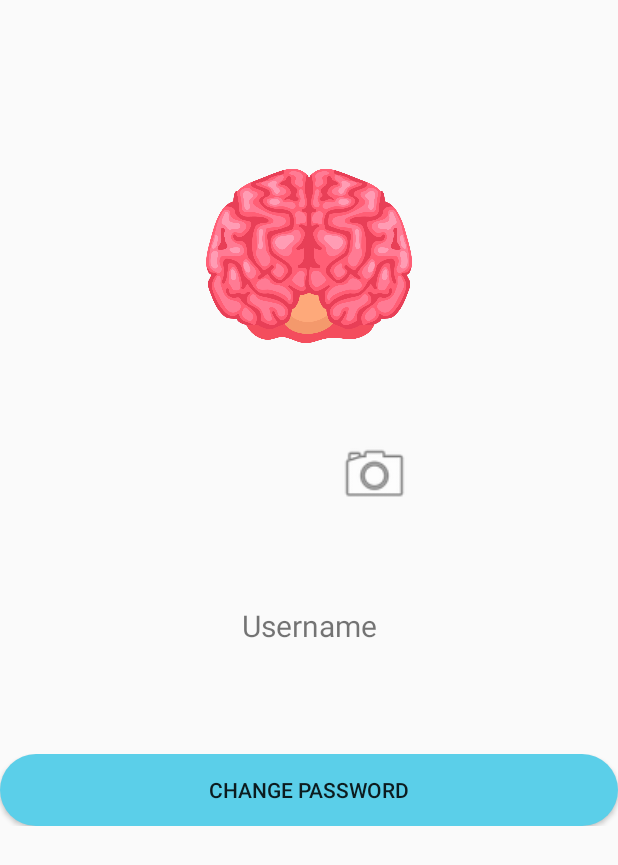
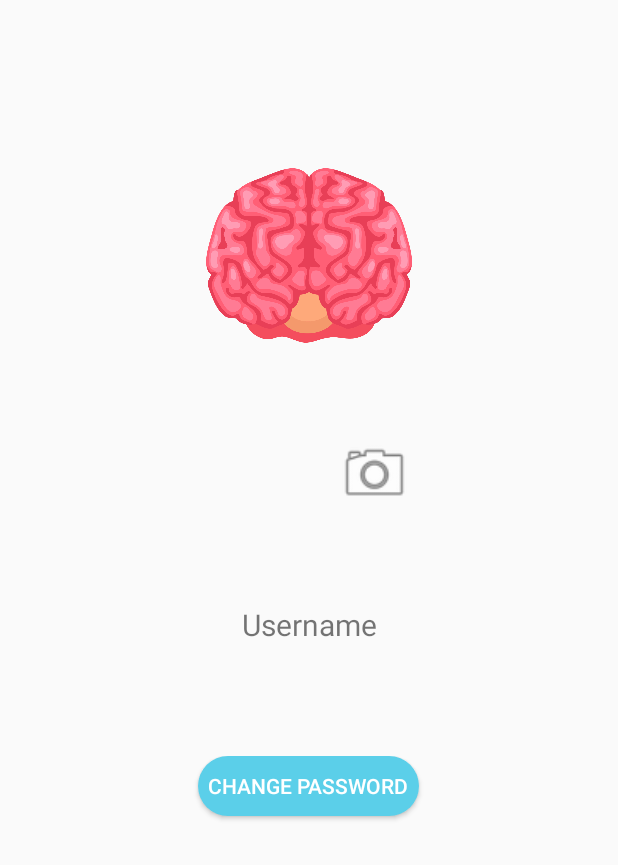
Before and after one commit to cathyxu99/infs3634assignment1, an Android app: the layout fragment_profile.xml on its own in the app's theme, with its tools: preview values and no code run, on a phone screen of 412 x 824 dp. Shown: the top 865 px of the screen. Run offline under Robolectric (Android 15) with nearby library versions, the phone set to English and light mode, and no system bars; Roboto replaces fonts that are not available here.

Commit message:
UI changes

```diff
--- a/app/src/main/java/com/example/infs3634assignment/MainActivity.java
+++ b/app/src/main/java/com/example/infs3634assignment/MainActivity.java
@@ -22,9 +22,9 @@ import java.text.SimpleDateFormat;
 import java.util.Date;
 
 public class MainActivity extends AppCompatActivity {
-    public TextView username,password;
+    public TextView username,password,register;
     public String usernameInput,passwordInput;
-    public Button  quizButton, bodyButton, tempLoginBtn,testLogin,register;
+    public Button  quizButton, bodyButton, tempLoginBtn,testLogin;;
     public UserDb userDb;
 
     @Override
@@ -54,7 +54,7 @@ public class MainActivity extends AppCompatActivity {
             }
         });
 
-        register = findViewById(R.id.reg);
+        register = findViewById(R.id.regText);
         register.setOnClickListener(new View.OnClickListener() {
             @Override
             public void onClick(View v) {
--- a/app/src/main/res/layout/fragment_profile.xml
+++ b/app/src/main/res/layout/fragment_profile.xml
@@ -87,8 +87,9 @@
         android:textSize="20dp" />
 
     <Space
+        android:id="@+id/space6"
         android:layout_width="match_parent"
-        android:layout_height="0dp"
+        android:layout_height="2dp"
         android:layout_weight="0.5" />
 
     <ScrollView
@@ -103,9 +104,11 @@
 
             <EditText
                 android:id="@+id/currentPassword"
-                android:layout_width="match_parent"
-                android:layout_height="0dp"
+                android:layout_width="254dp"
+                android:layout_height="30dp"
+                android:layout_gravity="center_horizontal"
                 android:layout_weight="1"
+                android:background="#3390D8E8"
                 android:ems="10"
                 android:fontFamily="@font/roboto"
                 android:gravity="center"
@@ -113,41 +116,73 @@
                 android:inputType="textPassword"
                 android:visibility="gone" />
 
+            <Space
+                android:id="@+id/space1pw"
+                android:layout_width="match_parent"
+                android:layout_height="11dp"
+                android:layout_weight="1"
+                android:visibility="gone" />
+
             <EditText
                 android:id="@+id/resetPassword"
-                android:layout_width="match_parent"
-                android:layout_height="0dp"
+                android:layout_width="254dp"
+                android:layout_height="30dp"
+                android:layout_gravity="center_horizontal"
                 android:layout_weight="1"
+                android:background="#3390D8E8"
                 android:ems="10"
                 android:gravity="center"
                 android:hint="Create a new password:"
                 android:inputType="textPassword"
                 android:visibility="gone" />
 
+            <Space
+                android:id="@+id/space2pw"
+                android:layout_width="match_parent"
+                android:layout_height="13dp"
+                android:layout_weight="1"
+                android:visibility="gone" />
+
             <EditText
                 android:id="@+id/resetPasswordConfirmed"
-                android:layout_width="match_parent"
-                android:layout_height="0dp"
+                android:layout_width="254dp"
+                android:layout_height="30dp"
+                android:layout_gravity="center_horizontal"
                 android:layout_weight="1"
+                android:background="#3390D8E8"
                 android:ems="10"
                 android:gravity="center"
                 android:hint="Confirm your new password:"
                 android:inputType="textPassword"
                 android:visibility="gone" />
 
+            <Space
+                android:id="@+id/space3pw"
+                android:layout_width="match_parent"
+                android:layout_height="13dp"
+                android:layout_weight="1"
+                android:visibility="gone" />
+
             <LinearLayout
                 android:layout_width="match_parent"
-                android:layout_height="0dp"
+                android:layout_height="120dp"
                 android:layout_weight="1"
                 android:orientation="horizontal">
 
+                <Space
+                    android:id="@+id/space5"
+                    android:layout_width="15dp"
+                    android:layout_height="match_parent"
+                    android:layout_weight="1" />
+
                 <Button
                     android:id="@+id/changePassword"
-                    android:layout_width="0dp"
-                    android:layout_height="match_parent"
+                    android:layout_width="30dp"
+                    android:layout_height="40dp"
                     android:layout_weight="1"
                     android:background="@drawable/normal_button"
-                    android:text="Change Password" />
+                    android:text="Change Password"
+                    android:textColor="#FFFFFF" />
 
                 <Space
                     android:id="@+id/buttonSpace"
@@ -158,12 +193,19 @@
 
                 <Button
                     android:id="@+id/updatePassword"
-                    android:layout_width="0dp"
-                    android:layout_height="match_parent"
+                    android:layout_width="30dp"
+                    android:layout_height="40dp"
                     android:layout_weight="1"
                     android:background="@drawable/normal_button"
                     android:text="Update password"
+                    android:textColor="#FFFFFF"
                     android:visibility="gone" />
+
+                <Space
+                    android:id="@+id/space4"
+                    android:layout_width="15dp"
+                    android:layout_height="match_parent"
+                    android:layout_weight="1" />
 
             </LinearLayout>
 
```
Also changed, not shown: app/src/main/java/com/example/infs3634assignment/ProfileFragment.java (+11 -0 lines), app/src/main/res/layout/activity_main.xml (+9 -15 lines), app/src/main/res/layout/fragment_learn.xml (+5 -4 lines), app/src/main/res/drawable-v24/bodyloginpg.png (added).
